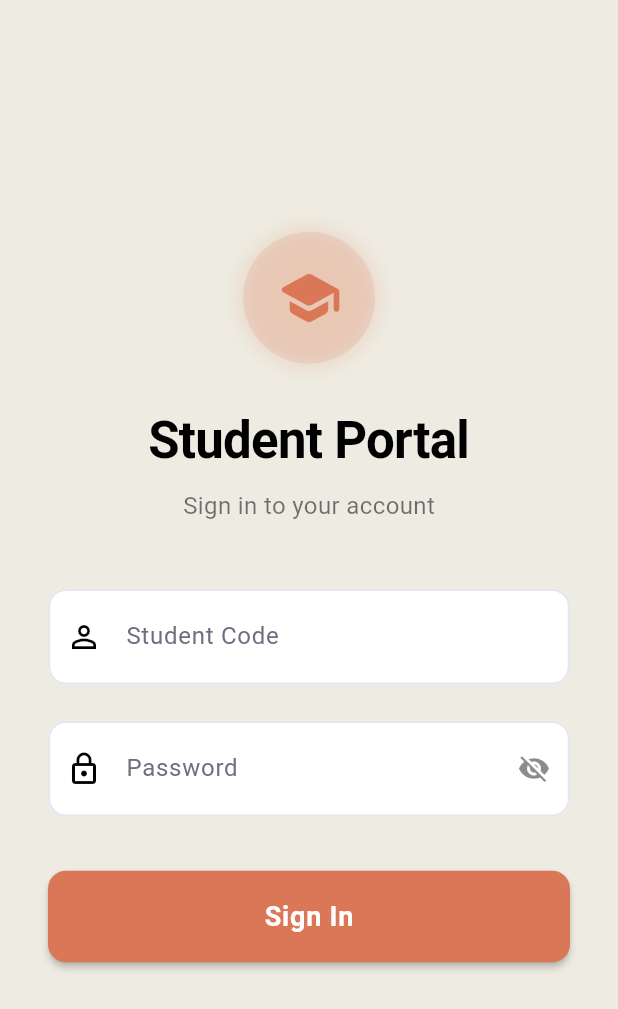
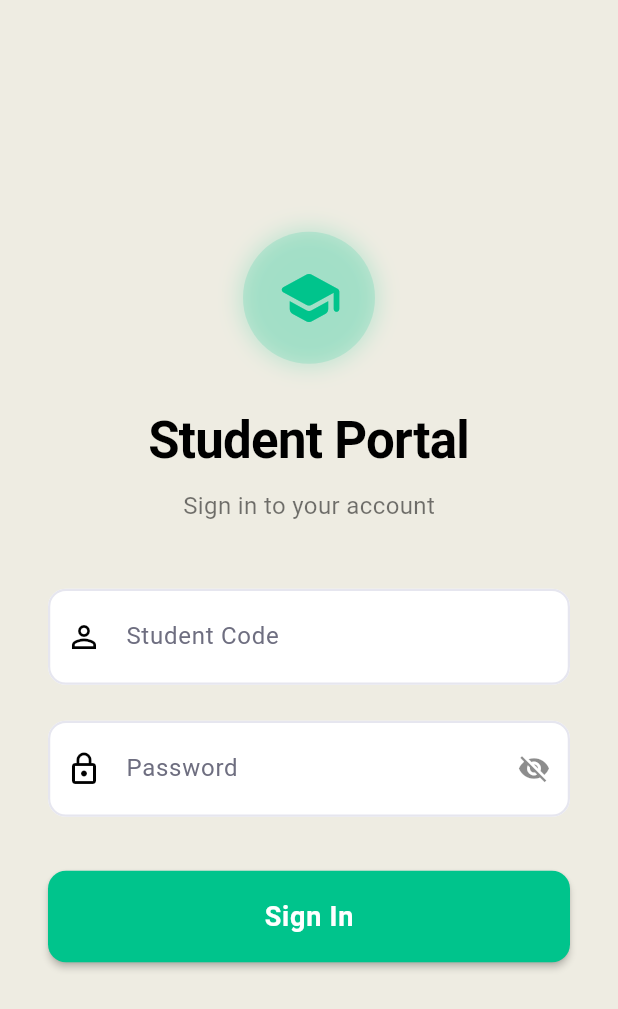
Before and after one commit to AliAkrem/progres, a Flutter app: the screen it shows after launch, on a phone screen of 412 x 824 dp. Shown: the top 1009 px of the screen. Run offline on Flutter 3.47's test engine with Material 3 defaults, Android fonts, the phone set to English and light mode, and no system bars; drawn by our look-alikes of calendar_view; our stand-ins replace dio, equatable, flutter_bloc, flutter_secure_storage, go_router, shared_preferences.

Commit message:
chore: change main color

```diff
--- a/lib/config/theme/app_theme.dart
+++ b/lib/config/theme/app_theme.dart
@@ -2,14 +2,14 @@ import 'package:flutter/material.dart';
 
 class AppTheme {
   // Brand colors
-  static const Color AppPrimary = Color(0xFFDA7756); // Main color
-  static const Color AppSecondary = Color(0xFFBD5D3A); // Button color
+  static const Color AppPrimary = Color(0xFF00C48C); // Main color
+  static const Color AppSecondary = Color(0xFF00C990); // Button color
   static const Color AppBackground = Color(0xFFEEECE2); // Background
   static const Color AppTextSecondary = Color(0xFF6E6E80); // Secondary Text
   static const Color AppBorder = Color(0xFFE6E6EF); // Border Color
 
   // Accent colors
-  static const Color accentGreen = Color(0xFF00C48C);
+  static const Color accentGreen = Color(0xFF2BDD66);
   static const Color accentBlue = Color(0xFF1A73E8);
   static const Color accentRed = Color(0xFFEB5757);
   static const Color accentYellow = Color(0xFFF2C94C);
```
